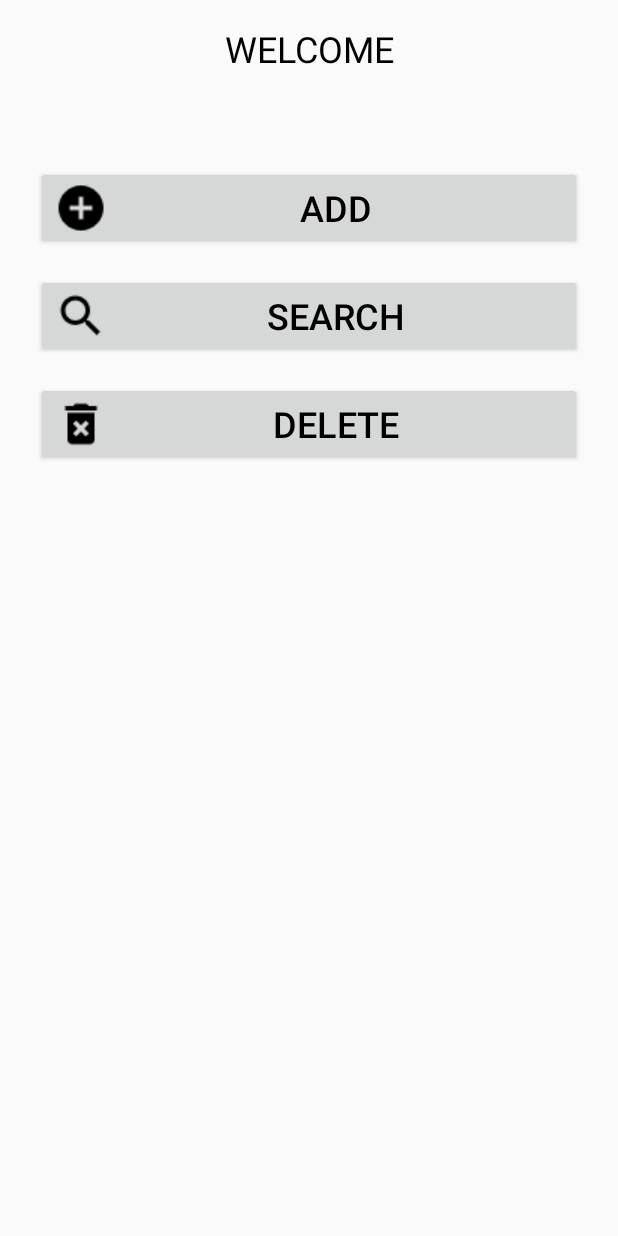
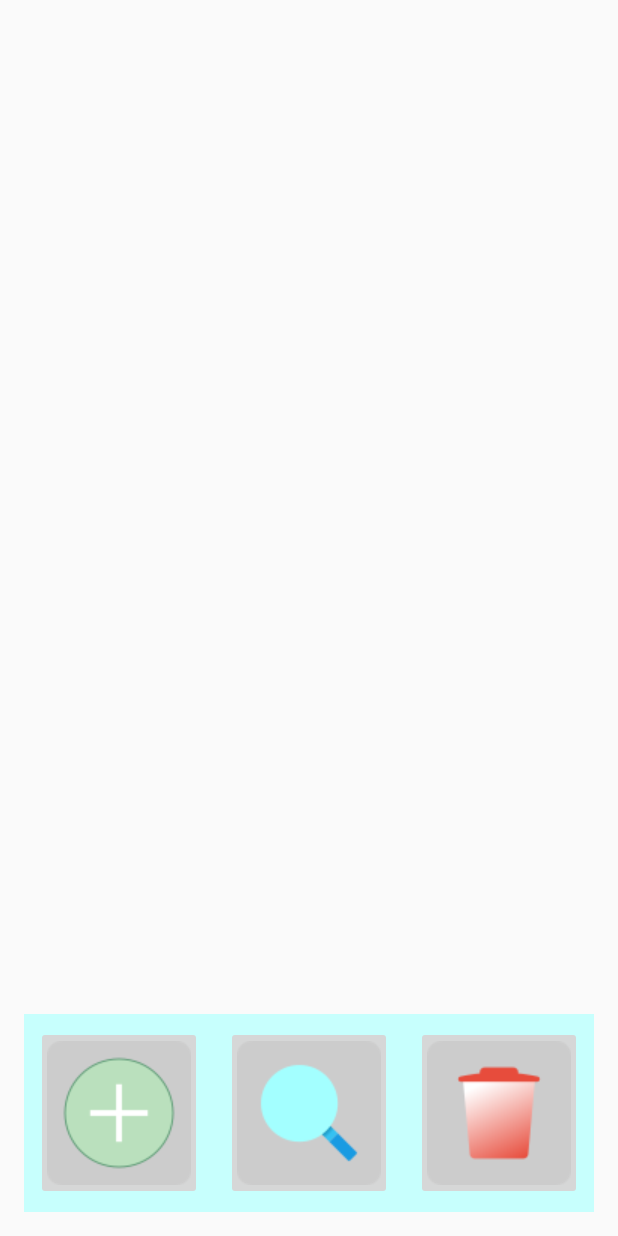
Before and after one commit to ShrirangPatil/My-Expense-Manager, an Android app: the layout activity_main.xml on its own in the app's theme, with its tools: preview values and no code run, on a phone screen of 412 x 824 dp. Run offline under Robolectric (Android 15) with nearby library versions, the phone set to English and light mode, and no system bars.

Commit message:
Modified the main activity layout

```diff
--- a/app/src/main/java/com/example/android/myexpensemanager/MainActivity.java
+++ b/app/src/main/java/com/example/android/myexpensemanager/MainActivity.java
@@ -4,8 +4,7 @@ import android.content.Intent;
 import android.os.Bundle;
 import android.util.Log;
 import android.view.View;
-import android.widget.Button;
-import android.widget.TextView;
+import android.widget.ImageButton;
 
 import androidx.appcompat.app.AppCompatActivity;
 
@@ -20,10 +19,7 @@ public class MainActivity extends AppCompatActivity {
         super.onCreate(savedInstanceState);
         setContentView(R.layout.activity_main);
 
-        String about = "All the data gets stored locally on the device. Happy Privacy!";
-        TextView aboutTextView = findViewById(R.id.mxm_about);
-        aboutTextView.setText(about);
-        Button addButton = findViewById(R.id.mxm_add);
+        ImageButton addButton = findViewById(R.id.mxm_add);
         addButton.setOnClickListener(new View.OnClickListener() {
             @Override
             public void onClick(View view) {
@@ -35,7 +31,7 @@ public class MainActivity extends AppCompatActivity {
             }
         });
 
-        Button searchButton = findViewById(R.id.mxm_search);
+        ImageButton searchButton = findViewById(R.id.mxm_search);
         searchButton.setOnClickListener(new View.OnClickListener() {
             @Override
             public void onClick(View view) {
@@ -47,7 +43,7 @@ public class MainActivity extends AppCompatActivity {
             }
         });
 
-        final Button deleteButton = findViewById(R.id.mxm_delete);
+        ImageButton deleteButton = findViewById(R.id.mxm_delete);
         deleteButton.setOnClickListener(new View.OnClickListener() {
             @Override
             public void onClick(View view) {
--- a/app/src/main/res/layout/activity_main.xml
+++ b/app/src/main/res/layout/activity_main.xml
@@ -1,53 +1,44 @@
 <?xml version="1.0" encoding="utf-8"?>
-<LinearLayout xmlns:android="http://schemas.android.com/apk/res/android"
+<RelativeLayout xmlns:android="http://schemas.android.com/apk/res/android"
     xmlns:tools="http://schemas.android.com/tools"
     android:layout_width="match_parent"
-    android:orientation="vertical"
     android:layout_height="match_parent"
     android:padding="16dp"
     tools:context=".MainActivity">
 
-    <TextView
+    <LinearLayout
         android:layout_width="match_parent"
         android:layout_height="wrap_content"
-        android:textColor="@android:color/black"
-        android:textSize="24sp"
-        android:text="@string/welcome"
-        android:layout_marginBottom="16dp"
-        android:gravity="center"/>
-    <TextView
-        android:layout_width="match_parent"
-        android:id="@+id/mxm_about"
-        android:layout_height="wrap_content"
-        android:textColor="@android:color/black"
-        android:textSize="16sp"
-        android:layout_marginBottom="16dp"
-        android:gravity="center"/>
-    <Button
-        android:layout_width="match_parent"
-        android:layout_height="wrap_content"
-        android:text="@string/add_button"
-        android:textSize="24sp"
-        android:layout_margin="8dp"
-        android:textColor="@android:color/black"
-        android:drawableStart="@drawable/baseline_add_circle_black_18dp"
-        android:id="@+id/mxm_add"/>
-    <Button
-        android:layout_width="match_parent"
-        android:layout_height="wrap_content"
-        android:text="@string/search_button"
-        android:layout_margin="8dp"
-        android:textSize="24sp"
-        android:drawableStart="@drawable/baseline_search_black_18dp"
-        android:textColor="@android:color/black"
-        android:id="@+id/mxm_search"/>
-    <Button
-        android:layout_width="match_parent"
-        android:layout_height="wrap_content"
-        android:text="@string/delete_button"
-        android:layout_margin="8dp"
-        android:textSize="24sp"
-        android:drawableStart="@drawable/baseline_delete_forever_black_18dp"
-        android:textColor="@android:color/black"
-        android:id="@+id/mxm_delete"/>
-</LinearLayout>
+        android:layout_alignParentBottom="true"
+        android:background="#C7FFFD"
+        android:gravity="bottom"
+        android:orientation="horizontal">
+
+        <ImageButton
+            android:id="@+id/mxm_add"
+            android:layout_width="0dp"
+            android:layout_height="match_parent"
+            android:layout_margin="8dp"
+            android:layout_weight="1"
+            android:contentDescription="@string/add_button"
+            android:src="@drawable/add_96" />
+
+        <ImageButton
+            android:id="@+id/mxm_search"
+            android:layout_width="0dp"
+            android:layout_height="match_parent"
+            android:layout_margin="8dp"
+            android:layout_weight="1"
+            android:contentDescription="@string/search_button"
+            android:src="@drawable/search_96" />
+
+        <ImageButton
+            android:id="@+id/mxm_delete"
+            android:layout_width="0dp"
+            android:layout_height="match_parent"
+            android:layout_margin="8dp"
+            android:layout_weight="1"
+            android:contentDescription="@string/delete_button"
+            android:src="@drawable/remove_96" />
+    </LinearLayout>
+</RelativeLayout>
```
Also changed, not shown: app/src/main/res/drawable/add_96.png (added), app/src/main/res/drawable/baseline_calendar_today_black_18dp.png (added), app/src/main/res/drawable/remove_96.png (added), app/src/main/res/drawable/search_96.png (added).
